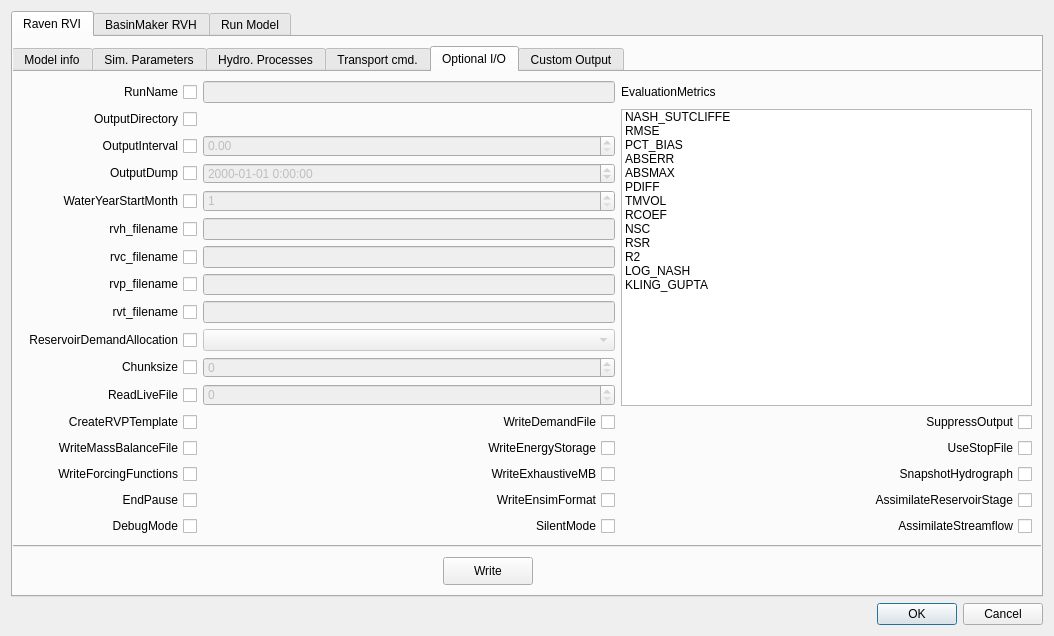
The window that qraven/qraven_dialog_base.ui (Scriptbash/QRaven) describes before a commit, drawn with Qt 5.
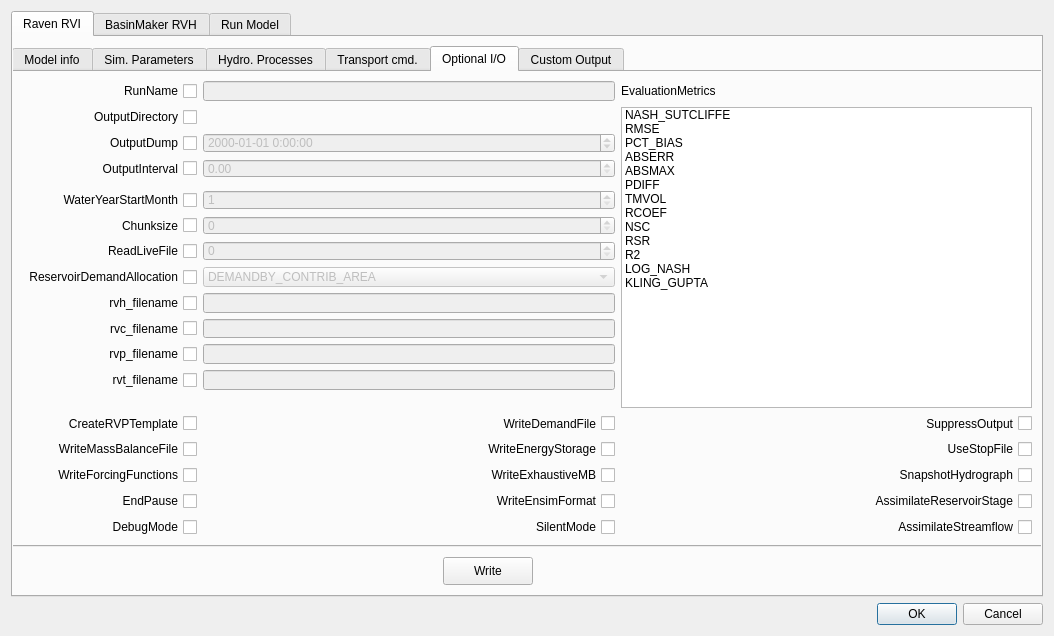
The same window after the commit. Custom widgets are drawn as their Qt base class.

Commit message: Added a RavenView button

Patch:
```diff
--- a/qraven/qraven_dialog_base.ui
+++ b/qraven/qraven_dialog_base.ui
@@ -1456,39 +1456,42 @@
         </attribute>
         <layout class="QGridLayout" name="gridLayout_4">
          <item row="9" column="0">
-          <widget class="QCheckBox" name="chk_reservoirdemandalloc">
+          <widget class="QCheckBox" name="chk_rvhfilename">
            <property name="layoutDirection">
             <enum>Qt::RightToLeft</enum>
            </property>
            <property name="text">
-            <string>ReservoirDemandAllocation</string>
+            <string>rvh_filename</string>
            </property>
           </widget>
          </item>
-         <item row="0" column="1">
-          <widget class="QLineEdit" name="txt_runname">
-           <property name="enabled">
-            <bool>false</bool>
+         <item row="16" column="3">
+          <widget class="QCheckBox" name="chk_suppressoutput">
+           <property name="layoutDirection">
+            <enum>Qt::RightToLeft</enum>
            </property>
+           <property name="text">
+            <string>SuppressOutput</string>
+           </property>
           </widget>
          </item>
-         <item row="2" column="1">
-          <widget class="QDoubleSpinBox" name="spin_outinterval">
-           <property name="enabled">
-            <bool>false</bool>
+         <item row="1" column="0">
+          <widget class="QCheckBox" name="chk_outputdir">
+           <property name="layoutDirection">
+            <enum>Qt::RightToLeft</enum>
            </property>
-           <property name="maximum">
-            <double>999999.989999999990687</double>
+           <property name="text">
+            <string>OutputDirectory</string>
            </property>
           </widget>
          </item>
-         <item row="12" column="1">
-          <widget class="QCheckBox" name="chk_writedemand">
+         <item row="2" column="0">
+          <widget class="QCheckBox" name="chk_outputdump">
            <property name="layoutDirection">
             <enum>Qt::RightToLeft</enum>
            </property>
            <property name="text">
-            <string>WriteDemandFile</string>
+            <string>OutputDump</string>
            </property>
           </widget>
          </item>
@@ -1505,60 +1508,61 @@
            </property>
           </widget>
          </item>
-         <item row="2" column="0">
-          <widget class="QCheckBox" name="chk_outputinterval">
+         <item row="18" column="1">
+          <widget class="QCheckBox" name="chk_writeexausmb">
            <property name="layoutDirection">
             <enum>Qt::RightToLeft</enum>
            </property>
            <property name="text">
-            <string>OutputInterval</string>
+            <string>WriteExhaustiveMB</string>
            </property>
           </widget>
          </item>
-         <item row="1" column="0">
-          <widget class="QCheckBox" name="chk_outputdir">
+         <item row="19" column="3">
+          <widget class="QCheckBox" name="chk_assimilatereservstage">
            <property name="layoutDirection">
             <enum>Qt::RightToLeft</enum>
            </property>
            <property name="text">
-            <string>OutputDirectory</string>
+            <string>AssimilateReservoirStage</string>
            </property>
           </widget>
          </item>
-         <item row="7" column="1">
-          <widget class="QLineEdit" name="txt_rvpfilename">
-           <property name="enabled">
-            <bool>false</bool>
+         <item row="19" column="1">
+          <widget class="QCheckBox" name="chk_writeensim">
+           <property name="layoutDirection">
+            <enum>Qt::RightToLeft</enum>
            </property>
+           <property name="text">
+            <string>WriteEnsimFormat</string>
+           </property>
           </widget>
          </item>
-         <item row="3" column="1">
-          <widget class="QDateTimeEdit" name="date_outputdump">
+         <item row="0" column="1">
+          <widget class="QLineEdit" name="txt_runname">
            <property name="enabled">
             <bool>false</bool>
            </property>
-           <property name="displayFormat">
-            <string>yyyy-MM-dd h:mm:ss</string>
-           </property>
           </widget>
          </item>
-         <item row="4" column="1">
-          <widget class="QSpinBox" name="spin_wateryear">
+         <item row="9" column="1">
+          <widget class="QLineEdit" name="txt_rvhfilename">
            <property name="enabled">
             <bool>false</bool>
            </property>
-           <property name="minimum">
-            <number>1</number>
+          </widget>
+         </item>
+         <item row="5" column="0">
+          <widget class="QCheckBox" name="chk_wateryear">
+           <property name="layoutDirection">
+            <enum>Qt::RightToLeft</enum>
            </property>
-           <property name="maximum">
-            <number>12</number>
+           <property name="text">
+            <string>WaterYearStartMonth</string>
            </property>
-           <property name="displayIntegerBase">
-            <number>10</number>
-           </property>
           </widget>
          </item>
-         <item row="10" column="1">
+         <item row="6" column="1">
           <widget class="QSpinBox" name="spin_chunksize">
            <property name="enabled">
             <bool>false</bool>
@@ -1571,27 +1575,40 @@
            </property>
           </widget>
          </item>
-         <item row="12" column="0">
-          <widget class="QCheckBox" name="chk_rvptemplate">
+         <item row="7" column="1">
+          <widget class="QSpinBox" name="spin_readlivefile">
+           <property name="enabled">
+            <bool>false</bool>
+           </property>
+           <property name="toolTip">
+            <string>Frequency</string>
+           </property>
+           <property name="maximum">
+            <number>99999999</number>
+           </property>
+          </widget>
+         </item>
+         <item row="16" column="1">
+          <widget class="QCheckBox" name="chk_writedemand">
            <property name="layoutDirection">
             <enum>Qt::RightToLeft</enum>
            </property>
            <property name="text">
-            <string>CreateRVPTemplate</string>
+            <string>WriteDemandFile</string>
            </property>
           </widget>
          </item>
-         <item row="3" column="0">
-          <widget class="QCheckBox" name="chk_outputdump">
+         <item row="19" column="0">
+          <widget class="QCheckBox" name="chk_endpause">
            <property name="layoutDirection">
             <enum>Qt::RightToLeft</enum>
            </property>
            <property name="text">
-            <string>OutputDump</string>
+            <string>EndPause</string>
            </property>
           </widget>
          </item>
-         <item row="1" column="3" rowspan="11">
+         <item row="1" column="3" rowspan="15">
           <widget class="QListWidget" name="list_evalmetrics">
            <property name="sizePolicy">
             <sizepolicy hsizetype="Expanding" vsizetype="Expanding">
@@ -1669,7 +1686,37 @@
            </item>
           </widget>
          </item>
-         <item row="6" column="0">
+         <item row="18" column="0">
+          <widget class="QCheckBox" name="chk_writeforcingfunc">
+           <property name="layoutDirection">
+            <enum>Qt::RightToLeft</enum>
+           </property>
+           <property name="text">
+            <string>WriteForcingFunctions</string>
+           </property>
+          </widget>
+         </item>
+         <item row="2" column="1">
+          <widget class="QDateTimeEdit" name="date_outputdump">
+           <property name="enabled">
+            <bool>false</bool>
+           </property>
+           <property name="displayFormat">
+            <string>yyyy-MM-dd h:mm:ss</string>
+           </property>
+          </widget>
+         </item>
+         <item row="22" column="3">
+          <widget class="QCheckBox" name="chk_assimilatestreamflow">
+           <property name="layoutDirection">
+            <enum>Qt::RightToLeft</enum>
+           </property>
+           <property name="text">
+            <string>AssimilateStreamflow</string>
+           </property>
+          </widget>
+         </item>
+         <item row="10" column="0">
           <widget class="QCheckBox" name="chk_rvcfilename">
            <property name="layoutDirection">
             <enum>Qt::RightToLeft</enum>
@@ -1679,18 +1726,28 @@
            </property>
           </widget>
          </item>
-         <item row="7" column="0">
-          <widget class="QCheckBox" name="chk_rvpfilename">
+         <item row="3" column="0">
+          <widget class="QCheckBox" name="chk_outputinterval">
            <property name="layoutDirection">
             <enum>Qt::RightToLeft</enum>
            </property>
            <property name="text">
-            <string>rvp_filename</string>
+            <string>OutputInterval</string>
            </property>
           </widget>
          </item>
-         <item row="11" column="1">
-          <widget class="QSpinBox" name="spin_readlivefile">
+         <item row="16" column="0">
+          <widget class="QCheckBox" name="chk_rvptemplate">
+           <property name="layoutDirection">
+            <enum>Qt::RightToLeft</enum>
+           </property>
+           <property name="text">
+            <string>CreateRVPTemplate</string>
+           </property>
+          </widget>
+         </item>
+         <item row="3" column="1">
+          <widget class="QDoubleSpinBox" name="spin_outinterval">
            <property name="enabled">
             <bool>false</bool>
            </property>
@@ -1698,54 +1755,7 @@
             <string>Frequency</string>
            </property>
            <property name="maximum">
-            <number>99999999</number>
-           </property>
-          </widget>
-         </item>
-         <item row="15" column="0">
-          <widget class="QCheckBox" name="chk_endpause">
-           <property name="layoutDirection">
-            <enum>Qt::RightToLeft</enum>
-           </property>
-           <property name="text">
-            <string>EndPause</string>
-           </property>
-          </widget>
-         </item>
-         <item row="4" column="0">
-          <widget class="QCheckBox" name="chk_wateryear">
-           <property name="layoutDirection">
-            <enum>Qt::RightToLeft</enum>
-           </property>
-           <property name="text">
-            <string>WaterYearStartMonth</string>
-           </property>
-          </widget>
-         </item>
-         <item row="14" column="1">
-          <widget class="QCheckBox" name="chk_writeexausmb">
-           <property name="layoutDirection">
-            <enum>Qt::RightToLeft</enum>
-           </property>
-           <property name="text">
-            <string>WriteExhaustiveMB</string>
-           </property>
-          </widget>
-         </item>
-         <item row="5" column="0">
-          <widget class="QCheckBox" name="chk_rvhfilename">
-           <property name="layoutDirection">
-            <enum>Qt::RightToLeft</enum>
-           </property>
-           <property name="text">
-            <string>rvh_filename</string>
-           </property>
-          </widget>
-         </item>
-         <item row="6" column="1">
-          <widget class="QLineEdit" name="txt_rvcfilename">
-           <property name="enabled">
-            <bool>false</bool>
+            <double>999999.989999999990687</double>
            </property>
           </widget>
          </item>
@@ -1759,16 +1769,6 @@
            </property>
           </widget>
          </item>
-         <item row="15" column="1">
-          <widget class="QCheckBox" name="chk_writeensim">
-           <property name="layoutDirection">
-            <enum>Qt::RightToLeft</enum>
-           </property>
-           <property name="text">
-            <string>WriteEnsimFormat</string>
-           </property>
-          </widget>
-         </item>
          <item row="0" column="3">
           <widget class="QLabel" name="label_27">
            <property name="text">
@@ -1776,14 +1776,27 @@
            </property>
           </widget>
          </item>
-         <item row="5" column="1">
-          <widget class="QLineEdit" name="txt_rvhfilename">
-           <property name="enabled">
-            <bool>false</bool>
+         <item row="17" column="0">
+          <widget class="QCheckBox" name="chk_writemassbal">
+           <property name="layoutDirection">
+            <enum>Qt::RightToLeft</enum>
            </property>
+           <property name="text">
+            <string>WriteMassBalanceFile</string>
+           </property>
           </widget>
          </item>
-         <item row="18" column="0">
+         <item row="18" column="3">
+          <widget class="QCheckBox" name="chk_snaphydro">
+           <property name="layoutDirection">
+            <enum>Qt::RightToLeft</enum>
+           </property>
+           <property name="text">
+            <string>SnapshotHydrograph</string>
+           </property>
+          </widget>
+         </item>
+         <item row="22" column="0">
           <widget class="QCheckBox" name="chk_debugmode">
            <property name="layoutDirection">
             <enum>Qt::RightToLeft</enum>
@@ -1793,39 +1806,24 @@
            </property>
           </widget>
          </item>
-         <item row="9" column="1">
-          <widget class="QComboBox" name="combo_reservoirdemandalloc">
-           <property name="enabled">
-            <bool>false</bool>
-           </property>
-           <item>
-            <property name="text">
-             <string/>
-            </property>
-           </item>
-           <item>
-            <property name="text">
-             <string>DEMANDBY_CONTRIB_AREA</string>
-            </property>
-           </item>
-           <item>
-            <property name="text">
-             <string>DEMANDBY_MAX_CAPACITY</string>
-            </property>
-           </item>
-          </widget>
-         </item>
-         <item row="14" column="0">
-          <widget class="QCheckBox" name="chk_writeforcingfunc">
+         <item row="6" column="0">
+          <widget class="QCheckBox" name="chk_chunksize">
            <property name="layoutDirection">
             <enum>Qt::RightToLeft</enum>
            </property>
            <property name="text">
-            <string>WriteForcingFunctions</string>
+            <string>Chunksize</string>
            </property>
           </widget>
          </item>
-         <item row="13" column="1">
+         <item row="10" column="1">
+          <widget class="QLineEdit" name="txt_rvcfilename">
+           <property name="enabled">
+            <bool>false</bool>
+           </property>
+          </widget>
+         </item>
+         <item row="17" column="1">
           <widget class="QCheckBox" name="chk_writeenergy">
            <property name="layoutDirection">
             <enum>Qt::RightToLeft</enum>
@@ -1835,27 +1833,21 @@
            </property>
           </widget>
          </item>
-         <item row="10" column="0">
-          <widget class="QCheckBox" name="checkBox">
-           <property name="layoutDirection">
-            <enum>Qt::RightToLeft</enum>
+         <item row="11" column="1">
+          <widget class="QLineEdit" name="txt_rvpfilename">
+           <property name="enabled">
+            <bool>false</bool>
            </property>
-           <property name="text">
-            <string>Chunksize</string>
-           </property>
           </widget>
          </item>
-         <item row="13" column="0">
-          <widget class="QCheckBox" name="chk_writemassbal">
-           <property name="layoutDirection">
-            <enum>Qt::RightToLeft</enum>
+         <item row="12" column="1">
+          <widget class="QLineEdit" name="txt_rvtfilename">
+           <property name="enabled">
+            <bool>false</bool>
            </property>
-           <property name="text">
-            <string>WriteMassBalanceFile</string>
-           </property>
           </widget>
          </item>
-         <item row="8" column="0">
+         <item row="12" column="0">
           <widget class="QCheckBox" name="chk_rvtfilename">
            <property name="layoutDirection">
             <enum>Qt::RightToLeft</enum>
@@ -1865,54 +1857,7 @@
            </property>
           </widget>
          </item>
-         <item row="11" column="0">
-          <widget class="QCheckBox" name="chk_readlivefile">
-           <property name="layoutDirection">
-            <enum>Qt::RightToLeft</enum>
-           </property>
-           <property name="text">
-            <string>ReadLiveFile</string>
-           </property>
-          </widget>
-         </item>
-         <item row="8" column="1">
-          <widget class="QLineEdit" name="txt_rvtfilename">
-           <property name="enabled">
-            <bool>false</bool>
-           </property>
-          </widget>
-         </item>
-         <item row="18" column="3">
-          <widget class="QCheckBox" name="chk_assimilatestreamflow">
-           <property name="layoutDirection">
-            <enum>Qt::RightToLeft</enum>
-           </property>
-           <property name="text">
-            <string>AssimilateStreamflow</string>
-           </property>
-          </widget>
-         </item>
-         <item row="15" column="3">
-          <widget class="QCheckBox" name="chk_assimilatereservstage">
-           <property name="layoutDirection">
-            <enum>Qt::RightToLeft</enum>
-           </property>
-           <property name="text">
-            <string>AssimilateReservoirStage</string>
-           </property>
-          </widget>
-         </item>
-         <item row="14" column="3">
-          <widget class="QCheckBox" name="chk_snaphydro">
-           <property name="layoutDirection">
-            <enum>Qt::RightToLeft</enum>
-           </property>
-           <property name="text">
-            <string>SnapshotHydrograph</string>
-           </property>
-          </widget>
-         </item>
-         <item row="13" column="3">
+         <item row="17" column="3">
           <widget class="QCheckBox" name="chk_usestopfile">
            <property name="layoutDirection">
             <enum>Qt::RightToLeft</enum>
@@ -1922,17 +1867,17 @@
            </property>
           </widget>
          </item>
-         <item row="12" column="3">
-          <widget class="QCheckBox" name="chk_suppressoutput">
+         <item row="11" column="0">
+          <widget class="QCheckBox" name="chk_rvpfilename">
            <property name="layoutDirection">
             <enum>Qt::RightToLeft</enum>
            </property>
            <property name="text">
-            <string>SuppressOutput</string>
+            <string>rvp_filename</string>
            </property>
           </widget>
          </item>
-         <item row="18" column="1">
+         <item row="22" column="1">
           <widget class="QCheckBox" name="chk_silentmode">
            <property name="layoutDirection">
             <enum>Qt::RightToLeft</enum>
@@ -1942,6 +1887,59 @@
            </property>
           </widget>
          </item>
+         <item row="7" column="0">
+          <widget class="QCheckBox" name="chk_readlivefile">
+           <property name="layoutDirection">
+            <enum>Qt::RightToLeft</enum>
+           </property>
+           <property name="text">
+            <string>ReadLiveFile</string>
+           </property>
+          </widget>
+         </item>
+         <item row="5" column="1">
+          <widget class="QSpinBox" name="spin_wateryear">
+           <property name="enabled">
+            <bool>false</bool>
+           </property>
+           <property name="minimum">
+            <number>1</number>
+           </property>
+           <property name="maximum">
+            <number>12</number>
+           </property>
+           <property name="displayIntegerBase">
+            <number>10</number>
+           </property>
+          </widget>
+         </item>
+         <item row="8" column="0">
+          <widget class="QCheckBox" name="chk_reservoirdemandalloc">
+           <property name="layoutDirection">
+            <enum>Qt::RightToLeft</enum>
+           </property>
+           <property name="text">
+            <string>ReservoirDemandAllocation</string>
+           </property>
+          </widget>
+         </item>
+         <item row="8" column="1">
+          <widget class="QComboBox" name="combo_reservoirdemandalloc">
+           <property name="enabled">
+            <bool>false</bool>
+           </property>
+           <item>
+            <property name="text">
+             <string>DEMANDBY_CONTRIB_AREA</string>
+            </property>
+           </item>
+           <item>
+            <property name="text">
+             <string>DEMANDBY_MAX_CAPACITY</string>
+            </property>
+           </item>
+          </widget>
+         </item>
         </layout>
        </widget>
        <widget class="QWidget" name="tab_4">
```
Left out of the diff: 42 changed lines with no effect on the pictures.
